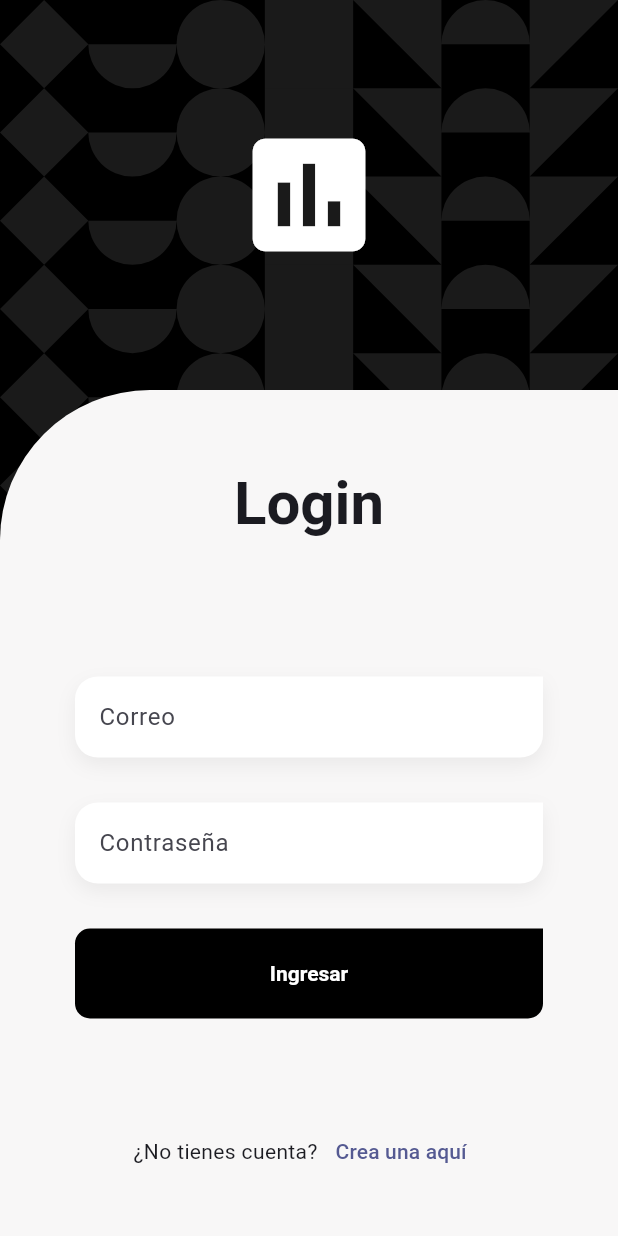
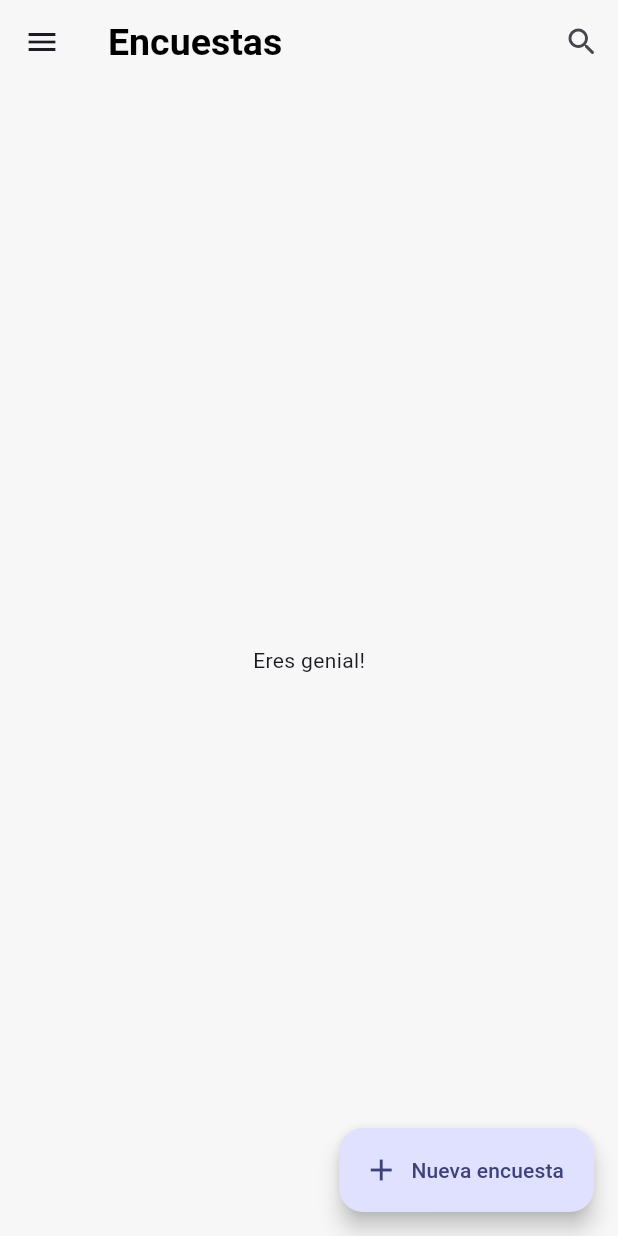
Before and after one commit to eliasDniel/APP_ENCUESTAS, a Flutter app: the screen it shows after launch, on a phone screen of 412 x 824 dp. Run offline on Flutter 3.47's test engine with Material 3 defaults, Android fonts, the phone set to English and light mode, and no system bars; our stand-ins replace flutter_dotenv, flutter_riverpod, go_router, google_fonts.

Commit message:
feat(frontend): agregar pantalla inicial de encuestas

```diff
--- a/frontend_encuestas/lib/config/routes/app_router.dart
+++ b/frontend_encuestas/lib/config/routes/app_router.dart
@@ -1,8 +1,9 @@
+import 'package:app_encuentas_prueba_tecnica/features/encuestas/presentation/encuestas.dart';
 import 'package:go_router/go_router.dart';
 import '../../features/auth/presentation/screens/screens.dart';
 
 final appRouter = GoRouter(
-  initialLocation: '/login',
+  initialLocation: '/',
   routes: [
     ///* Auth Routes
     GoRoute(path: '/login', builder: (context, state) => const LoginScreen()),
@@ -11,11 +12,11 @@ final appRouter = GoRouter(
       builder: (context, state) => const RegisterScreen(),
     ),
 
-    // ///* Product Routes
-    // GoRoute(
-    //   path: '/',
-    //   builder: (context, state) => const ProductsScreen(),
-    // ),
+    ///* Product Routes
+    GoRoute(
+      path: '/',
+      builder: (context, state) => const EncuestaScreen(),
+    ),
   ],
 
   ///! TODO: Bloquear si no se está autenticado de alguna manera
--- /dev/null
+++ b/frontend_encuestas/lib/features/encuestas/presentation/encuestas.dart
@@ -0,0 +1,45 @@
+import 'package:flutter/material.dart';
+
+import '../../shared/shared.dart';
+
+
+
+
+class EncuestaScreen extends StatelessWidget {
+  const EncuestaScreen({super.key});
+
+  @override
+  Widget build(BuildContext context) {
+
+    final scaffoldKey = GlobalKey<ScaffoldState>();
+
+    return Scaffold(
+      drawer: SideMenu( scaffoldKey: scaffoldKey ),
+      appBar: AppBar(
+        title: const Text('Encuestas'),
+        actions: [
+          IconButton(
+            onPressed: (){},
+            icon: const Icon( Icons.search_rounded)
+          )
+        ],
+      ),
+      body: const _EncuestasView(),
+      floatingActionButton: FloatingActionButton.extended(
+        label: const Text('Nueva encuesta'),
+        icon: const Icon( Icons.add ),
+        onPressed: () {},
+      ),
+    );
+  }
+}
+
+
+class _EncuestasView extends StatelessWidget {
+  const _EncuestasView();
+
+  @override
+  Widget build(BuildContext context) {
+    return const Center(child: Text('Eres genial!'));
+  }
+}
--- a/frontend_encuestas/lib/features/shared/widgets/side_menu.dart
+++ b/frontend_encuestas/lib/features/shared/widgets/side_menu.dart
@@ -53,12 +53,12 @@ class _SideMenuState extends State<SideMenu> {
 
         Padding(
           padding: const EdgeInsets.fromLTRB(20, 0, 16, 10),
-          child: Text('Tony Stark', style: textStyles.titleSmall ),
+          child: Text('Elias Ramos', style: textStyles.titleSmall ),
         ),
 
         const NavigationDrawerDestination(
             icon: Icon( Icons.home_outlined ),
-            label: Text( 'Productos' ),
+            label: Text( 'Encuestas' ),
         ),
 
 
```
Also changed, not shown: frontend_encuestas/lib/features/encuestas/users.dart (added).
